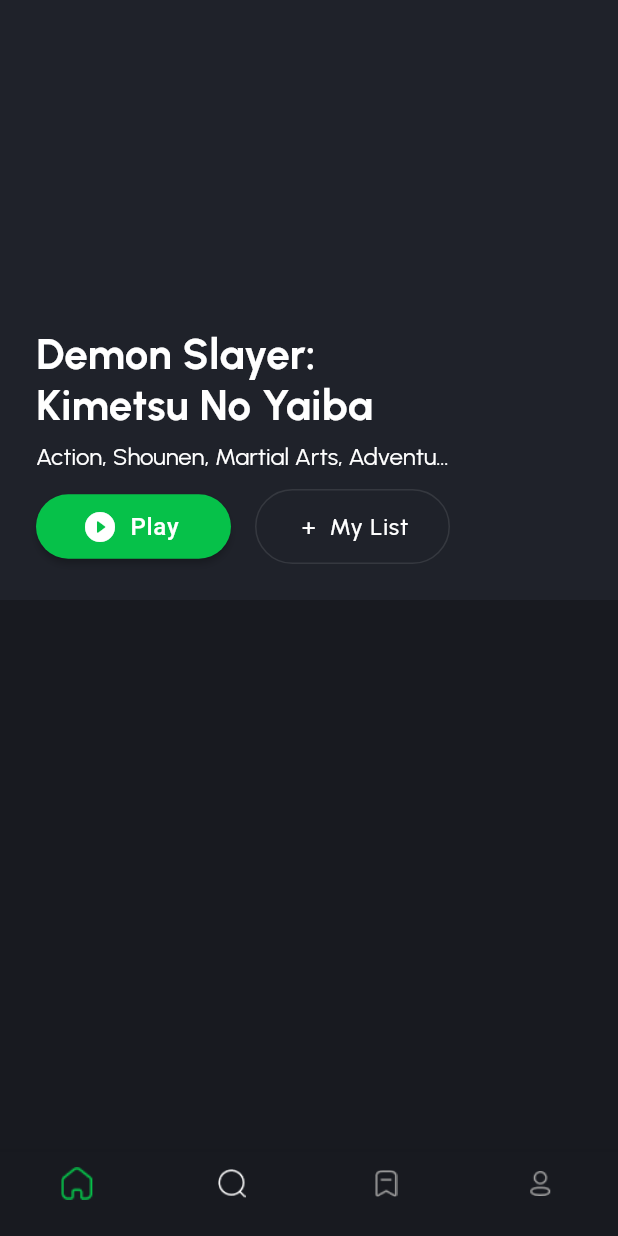
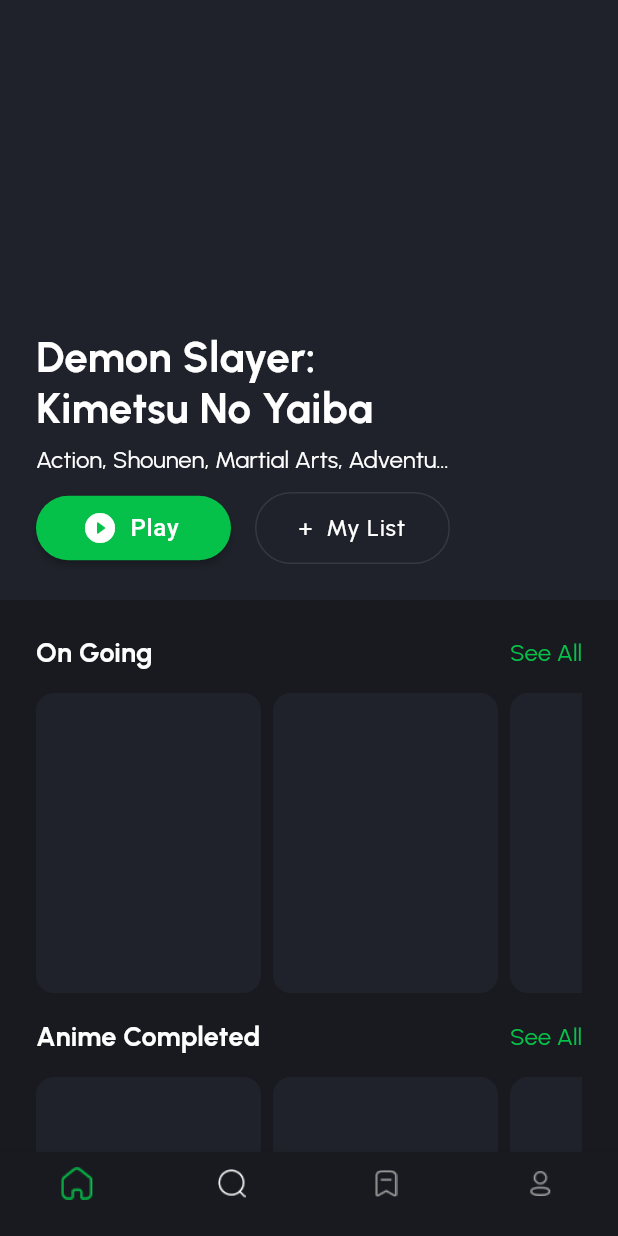
Before and after one commit to AdityaAde/wibupedia, a Flutter app: the HomePage screen opened by its route, on a phone screen of 412 x 824 dp. Run offline on Flutter 3.47's test engine with Material 2 defaults, Android fonts, the phone set to English and light mode, and no system bars; our stand-ins replace auto_route, bloc, cached_network_image, cloud_firestore, dartz, dio and 13 more; missing offline and left inert: curl_logger_dio_interceptor, twitter_login; accounts and stored records are empty.

Commit message:
build: list anime tile on home page

```diff
--- a/lib/modules/home/home_page.dart
+++ b/lib/modules/home/home_page.dart
@@ -10,10 +10,17 @@ class HomePage extends StatelessWidget {
   @override
   Widget build(BuildContext context) {
     return Scaffold(
-      body: Column(
-        children: const [
-          HeadlineHomeWidget(),
-        ],
+      body: SingleChildScrollView(
+        child: Column(
+          children: const [
+            HeadlineHomeWidget(),
+            SizedBox(height: 24),
+            ListAnimeTileWidget(title: 'On Going'),
+            SizedBox(height: 18),
+            ListAnimeTileWidget(title: 'Anime Completed'),
+            SizedBox(height: 24),
+          ],
+        ),
       ),
     );
   }
--- a/lib/modules/home/widgets/headline_home_widget.dart
+++ b/lib/modules/home/widgets/headline_home_widget.dart
@@ -67,8 +67,8 @@ class HeadlineHomeWidget extends StatelessWidget {
                       const SizedBox(width: 16),
                       Flexible(
                         child: ButtonWidget.outline(
-                          '+  My List  ',
-                          height: 50,
+                          '+  My List   ',
+                          height: 48,
                           radius: 100,
                           onTap: () {},
                         ),
--- /dev/null
+++ b/lib/modules/home/widgets/list_anime_tile_widget.dart
@@ -0,0 +1,49 @@
+import 'package:flutter/material.dart';
+
+import '../../../component/theme/theme.dart';
+
+class ListAnimeTileWidget extends StatelessWidget {
+  const ListAnimeTileWidget({super.key, required this.title});
+
+  final String title;
+
+  @override
+  Widget build(BuildContext context) {
+    return Padding(
+      padding: const EdgeInsets.symmetric(horizontal: 24),
+      child: Column(
+        children: [
+          Row(
+            mainAxisAlignment: MainAxisAlignment.spaceBetween,
+            children: [
+              Text(
+                title,
+                style: AppStyle.materialTextStyle.titleLarge
+                    ?.copyWith(fontWeight: FontWeight.w700),
+              ),
+              const Text('See All',
+                  style: TextStyle(color: AppColor.primary500)),
+            ],
+          ),
+          const SizedBox(height: 16),
+          SizedBox(
+            height: 200,
+            width: double.infinity,
+            child: ListView.separated(
+              separatorBuilder: (_, __) => const SizedBox(width: 8),
+              scrollDirection: Axis.horizontal,
+              itemCount: 5,
+              itemBuilder: (context, index) => Container(
+                width: 150,
+                decoration: const BoxDecoration(
+                  color: AppColor.dark2,
+                  borderRadius: BorderRadius.all(Radius.circular(12)),
+                ),
+              ),
+            ),
+          )
+        ],
+      ),
+    );
+  }
+}
--- a/lib/modules/home/widgets/widgets.dart
+++ b/lib/modules/home/widgets/widgets.dart
@@ -1 +1,2 @@
 export 'headline_home_widget.dart';
+export 'list_anime_tile_widget.dart';
```
